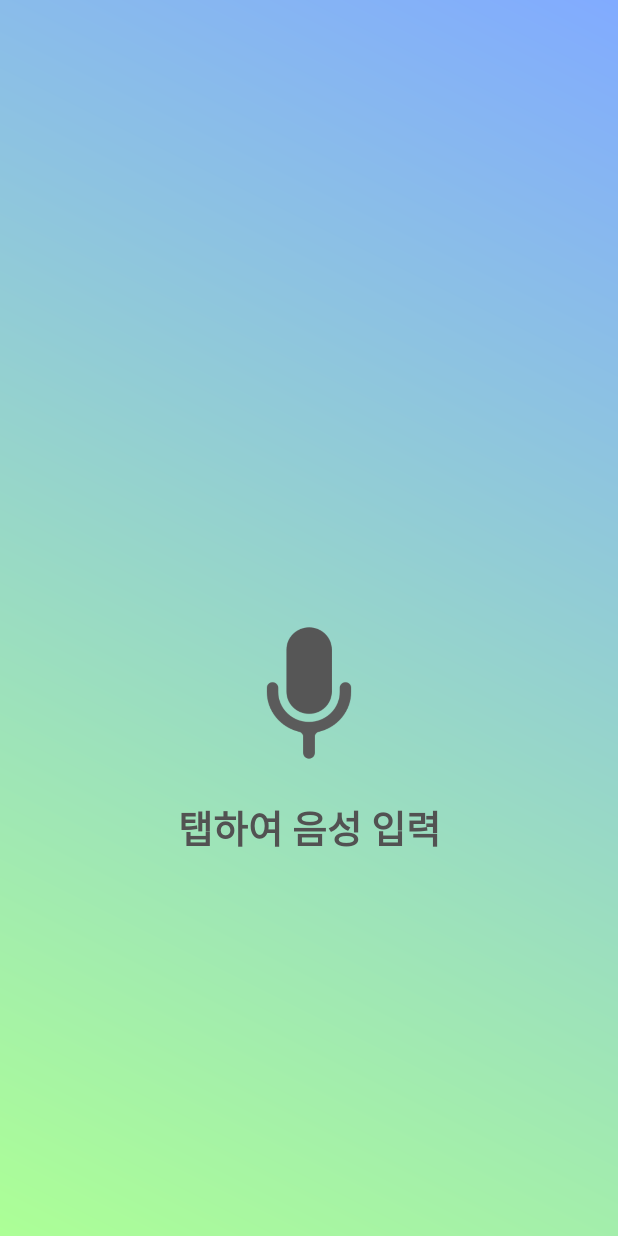
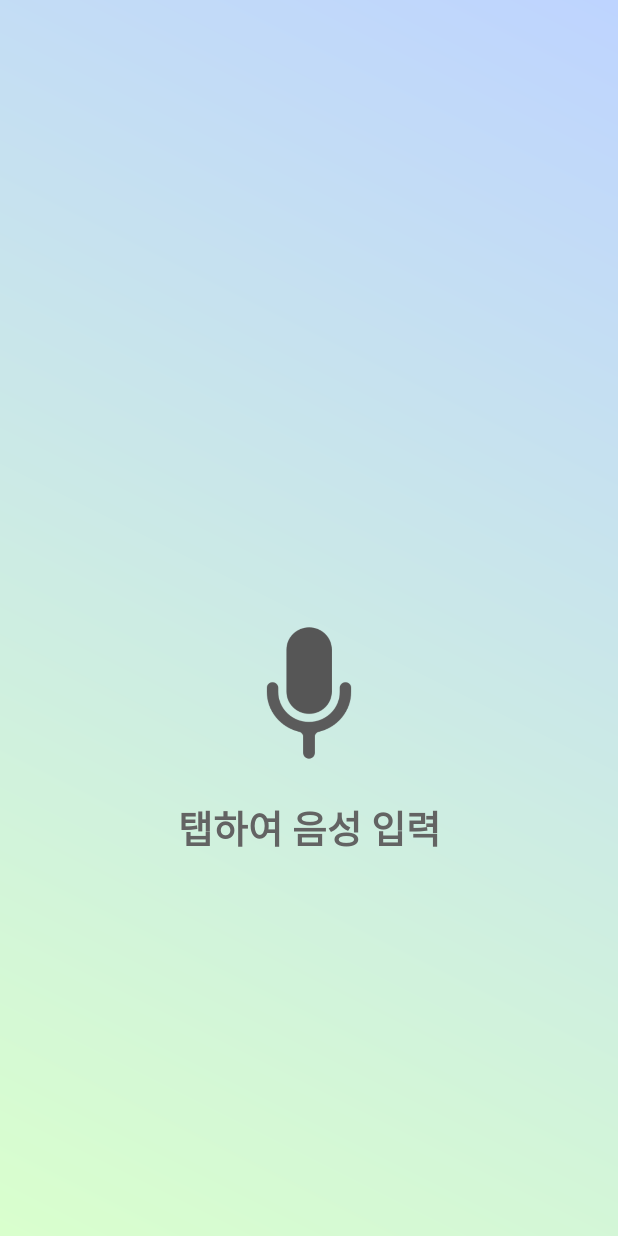
Before and after one commit to hanhb1011/Pineapple, an Android app: the screen it shows after launch (MainActivity), on a phone screen of 412 x 824 dp. Run offline under Robolectric (Android 15) with nearby library versions, the phone set to English and light mode, and no system bars.

Commit message:
update view

```diff
--- a/Pineapple_Android/app/src/main/java/org/androidtown/pineapple_android/MainActivity.java
+++ b/Pineapple_Android/app/src/main/java/org/androidtown/pineapple_android/MainActivity.java
@@ -110,6 +110,7 @@ public class MainActivity extends AppCompatActivity {
                 StringBuffer sb = new StringBuffer("\"");
                 if(result.size()>0)
                     sb.append(result.get(0)).append("\"");
+                speechTextView.setText(sb.toString());
 
                 break;
 
--- a/Pineapple_Android/app/src/main/res/drawable/bg_gradient.xml
+++ b/Pineapple_Android/app/src/main/res/drawable/bg_gradient.xml
@@ -2,6 +2,6 @@
 <shape xmlns:android="http://schemas.android.com/apk/res/android">
     <gradient
         android:angle="225"
-        android:startColor="#81abff"
-        android:endColor="#acff96" />
+        android:startColor="#bed4ff"
+        android:endColor="#d9ffcd" />
 </shape>
--- a/Pineapple_Android/app/src/main/res/layout/activity_main.xml
+++ b/Pineapple_Android/app/src/main/res/layout/activity_main.xml
@@ -15,7 +15,11 @@
         app:layout_constraintLeft_toLeftOf="parent"
         app:layout_constraintRight_toRightOf="parent"
         app:layout_constraintTop_toTopOf="parent"
-        android:layout_marginTop="20dp"
+        android:layout_marginTop="30dp"
+        android:layout_marginRight="15dp"
+        android:layout_marginLeft="15dp"
+        android:layout_marginBottom="15dp"
+        android:textAlignment="center"
         android:layout_width="wrap_content"
         android:layout_height="wrap_content" />
 
@@ -40,7 +44,7 @@
         app:layout_constraintTop_toBottomOf="@id/mic_iv"
         app:layout_constraintLeft_toLeftOf="parent"
         app:layout_constraintRight_toRightOf="parent"
-        android:textColor="#525252"
+        android:textColor="#636363"
         android:textStyle="bold"
         android:textSize="25sp"
         android:layout_marginTop="20dp"
```
